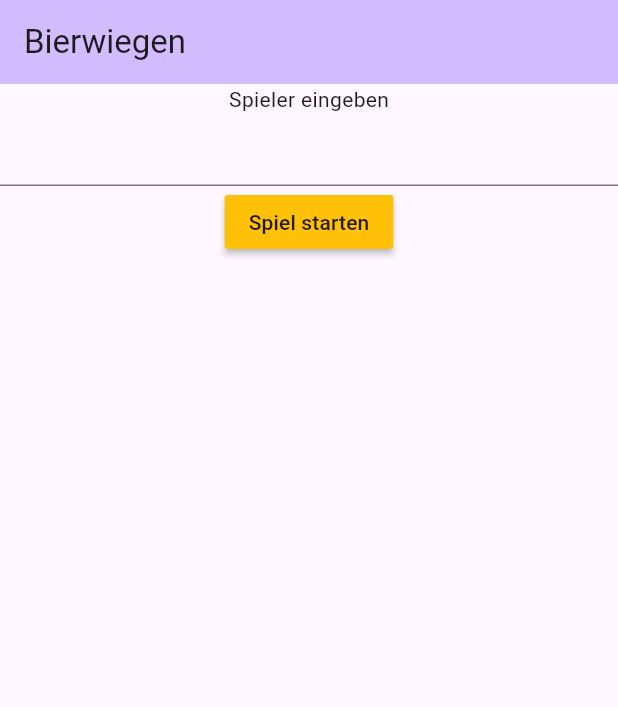
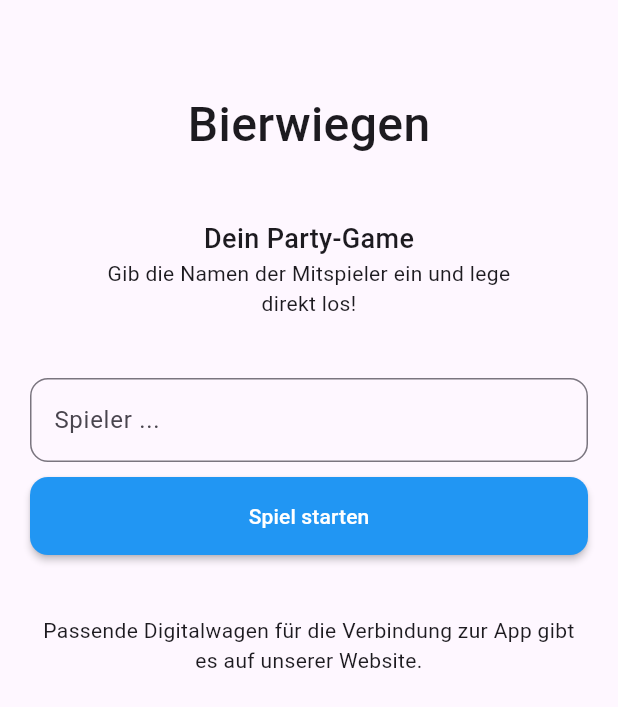
Before and after one commit to whiteseppel/bierwiegen, a Flutter app: the screen it shows after launch, on a phone screen of 412 x 824 dp. Shown: the top 707 px of the screen. Run offline on Flutter 3.47's test engine with Material 3 defaults, Android fonts, the phone set to English and light mode, and no system bars; our stand-ins replace flutter_riverpod.

Commit message:
update start screen to look nice

```diff
--- a/lib/screens/game_screen.dart
+++ b/lib/screens/game_screen.dart
@@ -18,6 +18,9 @@ class _GameScreenState extends ConsumerState<GameScreen> {
   Widget build(BuildContext context) {
     double spacing = 1.0;
 
+    // TODO: implement pretty design
+    // NOTE: i think we need to implement the grid view again - i need all quaters to have exactly the same size
+    //       currently some of them are different sized.
     return Scaffold(
       body: SafeArea(
         child: SingleChildScrollView(
--- a/lib/screens/start_screen.dart
+++ b/lib/screens/start_screen.dart
@@ -1,6 +1,7 @@
 import 'package:bierwiegen/models/measurement.dart';
 import 'package:bierwiegen/providers/providers.dart';
 import 'package:bierwiegen/screens/game_screen.dart';
+import 'package:bierwiegen/sizes/sizes.dart';
 import 'package:flutter_riverpod/flutter_riverpod.dart';
 import 'package:flutter/material.dart';
 
@@ -20,30 +21,94 @@ class _StartScreenState extends ConsumerState<StartScreen> {
 
   @override
   Widget build(BuildContext context) {
-    return Scaffold(
-      appBar: AppBar(
-        backgroundColor: Theme.of(context).colorScheme.inversePrimary,
-        title: const Text("Bierwiegen"),
+    return SafeArea(
+      child: Scaffold(
+        body: Container(
+          padding: const EdgeInsets.symmetric(horizontal: 20),
+          child: SingleChildScrollView(
+            child: Column(
+              mainAxisAlignment: MainAxisAlignment.spaceEvenly,
+              children: [
+                const SizedBox(
+                  height: 60,
                 ),
-      body: SingleChildScrollView(
-        child: Column(
-          children: [
-            const Text("Spieler eingeben"),
-            ..._playerControllers.map(
-              (element) => TextField(
+                const Text(
+                  "Bierwiegen",
+                  style: TextStyle(
+                    fontWeight: FontWeight.w500,
+                    fontSize: 32,
+                  ),
+                ),
+                const SizedBox(
+                  height: 40,
+                ),
+                const Text(
+                  "Dein Party-Game",
+                  style: TextStyle(
+                    fontWeight: FontWeight.w500,
+                    fontSize: 18,
+                  ),
+                ),
+                Container(
+                  padding:
+                      const EdgeInsets.only(left: 40, right: 40, bottom: 40),
+                  alignment: Alignment.center,
+                  child: const Text(
+                    "Gib die Namen der Mitspieler ein und lege direkt los!",
+                    textAlign: TextAlign.center,
+                  ),
+                ),
+                ..._playerControllers.asMap().entries.map((entry) {
+                  int index = entry.key;
+                  TextEditingController controller = entry.value;
+                  return Container(
+                    padding: const EdgeInsets.only(bottom: 10),
+                    child: TextField(
+                      decoration: InputDecoration(
+                        hintText: "Spieler ...",
+                        border: OutlineInputBorder(
+                          borderRadius:
+                              BorderRadius.circular(standardBorderRadius),
+                        ),
+                        suffixIcon: controller.text.isNotEmpty
+                            ? IconButton(
+                                focusNode: FocusNode(skipTraversal: true),
+                                icon: const Icon(Icons.clear),
+                                onPressed: () {
+                                  setState(() {
+                                    _playerControllers.removeAt(index);
+                                  });
+                                },
+                              )
+                            : null,
+                      ),
                       textInputAction: TextInputAction.next,
-                controller: element,
+                      controller: controller,
                       onChanged: (input) {
-                  if (!_playerControllers.any((c) => c.value.text.isEmpty)) {
                         setState(() {
+                          if (!_playerControllers
+                              .any((c) => c.value.text.isEmpty)) {
                             _playerControllers.add(TextEditingController());
+                          }
                         });
-                  }
                       },
                     ),
+                  );
+                }),
+                Container(
+                  width: double.infinity,
+                  decoration: BoxDecoration(
+                    borderRadius: BorderRadius.circular(standardBorderRadius),
                   ),
-            MaterialButton(
-              color: Colors.amber,
+                  child: MaterialButton(
+                    color: Colors.blue,
+                    textColor: Colors.white,
+                    padding: const EdgeInsets.symmetric(vertical: 16.0),
+                    shape: RoundedRectangleBorder(
+                      borderRadius: BorderRadius.circular(
+                        12.0,
+                      ),
+                    ),
                     child: const Text("Spiel starten"),
                     onPressed: () {
                       ref.read(gameRoundProvider.notifier).clearRounds();
@@ -66,8 +131,18 @@ class _StartScreenState extends ConsumerState<StartScreen> {
                         ),
                       );
                     },
+                  ),
+                ),
+                const SizedBox(
+                  height: 40,
+                ),
+                const Text(
+                  "Passende Digitalwagen für die Verbindung zur App gibt es auf unserer Website.",
+                  textAlign: TextAlign.center,
                 )
               ],
+            ),
+          ),
         ),
       ),
     );
--- /dev/null
+++ b/lib/sizes/sizes.dart
@@ -0,0 +1 @@
+const double standardBorderRadius = 12.0;
```
Lines whose indentation alone changed are shown as unchanged.
